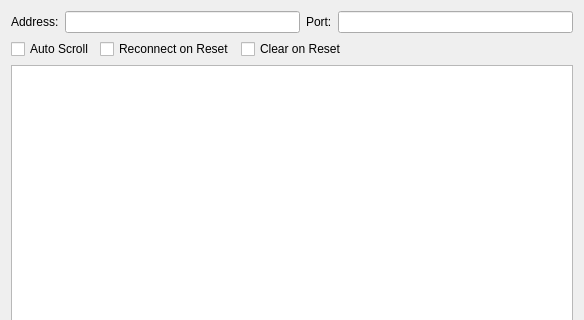
Old version of the form src/telecommand_widget.ui in the repository acebrianjuan/gnss-sdr-monitor; both pictures show x 0 to 584 and y 0 to 320 of the 584 by 528 pixel window.
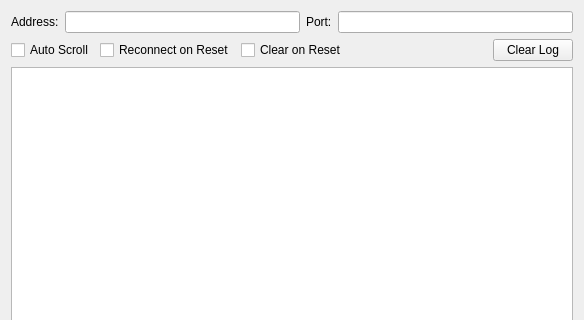
New version of the form.

Commit message: Add a clear() slot and a button for clearing the logged messages in the TelecommandWidget

The edit to the form file:
```diff
--- a/src/telecommand_widget.ui
+++ b/src/telecommand_widget.ui
@@ -74,6 +74,13 @@
        </property>
       </spacer>
      </item>
+     <item>
+      <widget class="QPushButton" name="clearPushButton">
+       <property name="text">
+        <string>Clear Log</string>
+       </property>
+      </widget>
+     </item>
     </layout>
    </item>
    <item>
```
The commit also changes 2 other files.
